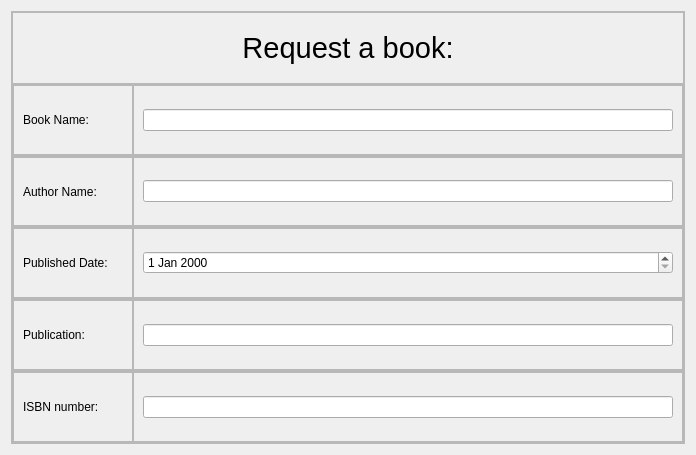
This is request.ui in aavashlamichhane/LibMan as Qt 5 draws it before an edit. The edited form follows.
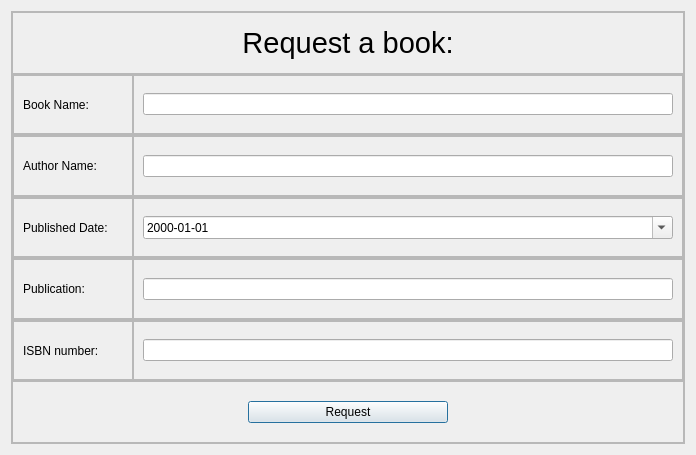
This is the edited form.

Commit message: calender pop and button

Diff of the .ui file:
```diff
--- a/request.ui
+++ b/request.ui
@@ -6,7 +6,7 @@
    <rect>
     <x>0</x>
     <y>0</y>
-    <width>644</width>
+    <width>686</width>
     <height>455</height>
    </rect>
   </property>
@@ -280,7 +280,14 @@
            </property>
            <layout class="QHBoxLayout" name="horizontalLayout_12">
             <item>
-             <widget class="QDateEdit" name="dateEdit"/>
+             <widget class="QDateEdit" name="dateEdit">
+              <property name="displayFormat">
+               <string>yyyy-MM-dd</string>
+              </property>
+              <property name="calendarPopup">
+               <bool>true</bool>
+              </property>
+             </widget>
             </item>
            </layout>
           </widget>
@@ -422,6 +429,31 @@
         </layout>
        </widget>
       </item>
+      <item>
+       <widget class="QFrame" name="frame_18">
+        <property name="frameShape">
+         <enum>QFrame::StyledPanel</enum>
+        </property>
+        <property name="frameShadow">
+         <enum>QFrame::Raised</enum>
+        </property>
+        <layout class="QHBoxLayout" name="horizontalLayout_18">
+         <item>
+          <widget class="QPushButton" name="pushButton">
+           <property name="maximumSize">
+            <size>
+             <width>200</width>
+             <height>16777215</height>
+            </size>
+           </property>
+           <property name="text">
+            <string>Request</string>
+           </property>
+          </widget>
+         </item>
+        </layout>
+       </widget>
+      </item>
      </layout>
     </widget>
    </item>
```
